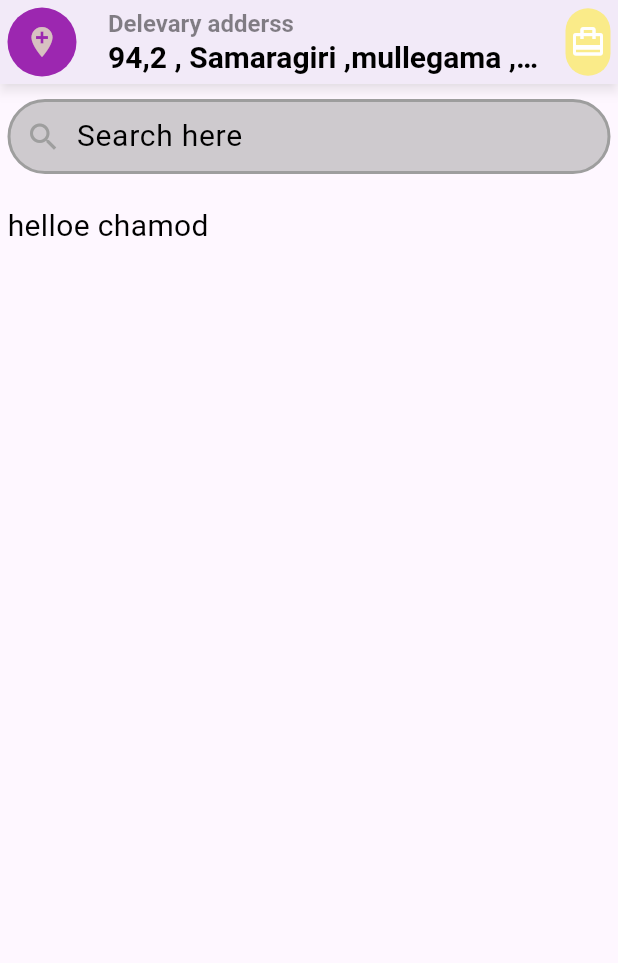
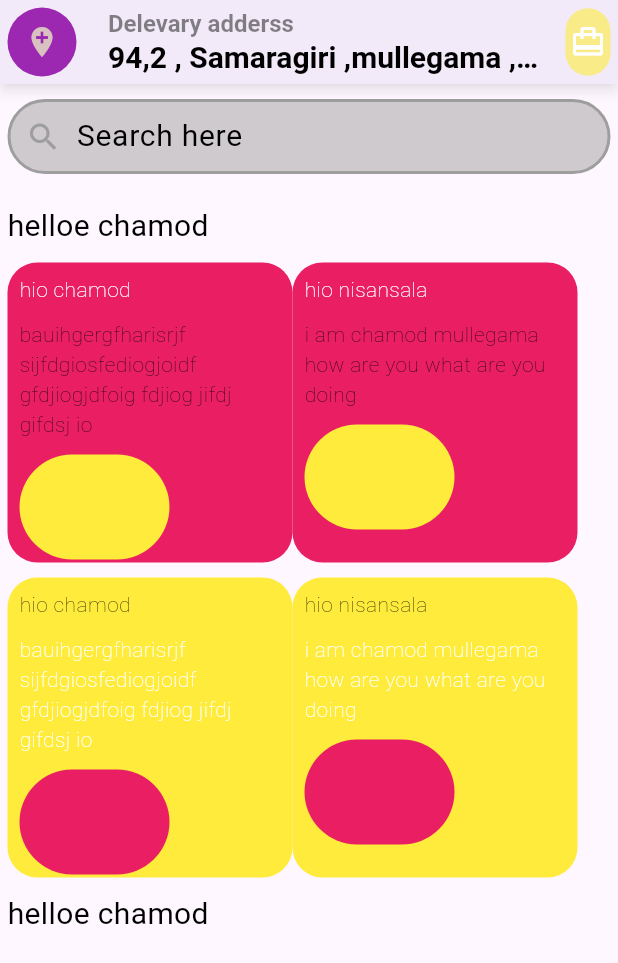
Before and after one commit to ChamodMullegama/CartApp, a Flutter app: the screen it shows after launch, on a phone screen of 412 x 824 dp. Shown: the top 963 px of the screen. Run offline on Flutter 3.47's test engine with Material 3 defaults, Android fonts, the phone set to English and light mode, and no system bars.

Commit message:
add new section  - normalk cart

```diff
--- a/lib/pages/home_page/home_page.dart
+++ b/lib/pages/home_page/home_page.dart
@@ -1,5 +1,6 @@
 import 'package:cart_app/pages/home_page/widgets/search_box.dart';
 import 'package:cart_app/widgets/app_bar/app_bar.dart';
+import 'package:cart_app/widgets/reuseble/product_cart.dart';
 import 'package:flutter/material.dart';
 
 class HomePage extends StatelessWidget {
@@ -30,7 +31,69 @@ class HomePage extends StatelessWidget {
                 fontSize: 20,
                 fontWeight: FontWeight.normal,
                 color: Colors.black
-              ) ,)
+              ) ,
+              ),
+              SizedBox(
+                height: 10,
+              ),
+              Row(
+                mainAxisAlignment: MainAxisAlignment.start,
+                children: [
+                  productCart(
+                    tittel: "hio chamod",
+                    titelColor: Colors.white,
+                    description: "bauihgergfharisrjf sijfdgiosfediogjoidf gfdjiogjdfoig fdjiog jifdj gifdsj io",
+                    descriptionColor: Colors.black,
+                    mnainBoxColor: Colors.pink,
+                    smallBoxColor: Colors.yellow,
+                  ),
+                  productCart(
+                    tittel: "hio nisansala",
+                    titelColor: Colors.white,
+                    description: "i am chamod mullegama how are you what are you doing ",
+                    descriptionColor: Colors.black,
+                    mnainBoxColor: Colors.pink,
+                    smallBoxColor: Colors.yellow,
+                  ),
+                ],
+              ),
+              SizedBox(
+                height: 10,
+              ),
+               Row(
+                mainAxisAlignment: MainAxisAlignment.start,
+                children: [
+                  productCart(
+                    tittel: "hio chamod",
+                    titelColor: Colors.black,
+                    description: "bauihgergfharisrjf sijfdgiosfediogjoidf gfdjiogjdfoig fdjiog jifdj gifdsj io",
+                    descriptionColor: Colors.white,
+                    mnainBoxColor: Colors.yellow,
+                    smallBoxColor: Colors.pink,
+                  ),
+                  productCart(
+                    tittel: "hio nisansala",
+                    titelColor: Colors.black,
+                    description: "i am chamod mullegama how are you what are you doing ",
+                    descriptionColor: Colors.white,
+                    mnainBoxColor: Colors.yellow,
+                    smallBoxColor: Colors.pink,
+                  ),
+                ],
+              ),
+              SizedBox(
+                height: 10,
+              ),
+              Text("helloe chamod",
+              style:TextStyle(
+                fontSize: 20,
+                fontWeight: FontWeight.normal,
+                color: Colors.black
+              ) ,
+              ),
+              SizedBox(
+                 height: 10,
+              ),
             ],
           ),
         ),
--- /dev/null
+++ b/lib/widgets/reuseble/product_cart.dart
@@ -0,0 +1,70 @@
+import 'package:flutter/material.dart';
+
+class productCart extends StatelessWidget {
+  final String tittel;
+  final String description;
+  final Color titelColor;
+  final Color descriptionColor;
+  final Color mnainBoxColor;
+  final Color smallBoxColor;
+
+  const productCart({
+    super.key,
+    required this.tittel,
+    required this.description,
+    required this.titelColor,
+    required this.descriptionColor,
+    required this.mnainBoxColor,
+    required this.smallBoxColor,
+  });
+
+  final double cartwith = 190;
+  final double cartheght = 200;
+
+  @override
+  Widget build(BuildContext context) {
+    return Container(
+      width: cartwith,
+      height: cartheght,
+      decoration: BoxDecoration(
+        borderRadius: BorderRadius.circular(20),
+        color: mnainBoxColor,
+      ),
+      child: Padding(
+        padding: const EdgeInsets.all(8.0),
+        child: Column(
+          crossAxisAlignment: CrossAxisAlignment.start,
+          children: [
+            Text(
+              tittel,
+              style: TextStyle(
+                color: titelColor,
+                fontWeight: FontWeight.w200,
+              ),
+            ),
+            SizedBox(
+              height: 10,
+            ),
+            Text(
+              description,
+              style: TextStyle(
+                color: descriptionColor,
+                fontWeight: FontWeight.w100,
+              ),
+            ),
+            SizedBox(
+              height: 10,
+            ),
+            Container(
+              height: 70,
+              width: 100,
+              decoration: BoxDecoration(
+                  borderRadius: BorderRadius.circular(50),
+                  color: smallBoxColor),
+            )
+          ],
+        ),
+      ),
+    );
+  }
+}
```
Also changed, not shown: lib/pages/home_page/widgets/search_box.dart (+2 -7 lines).
